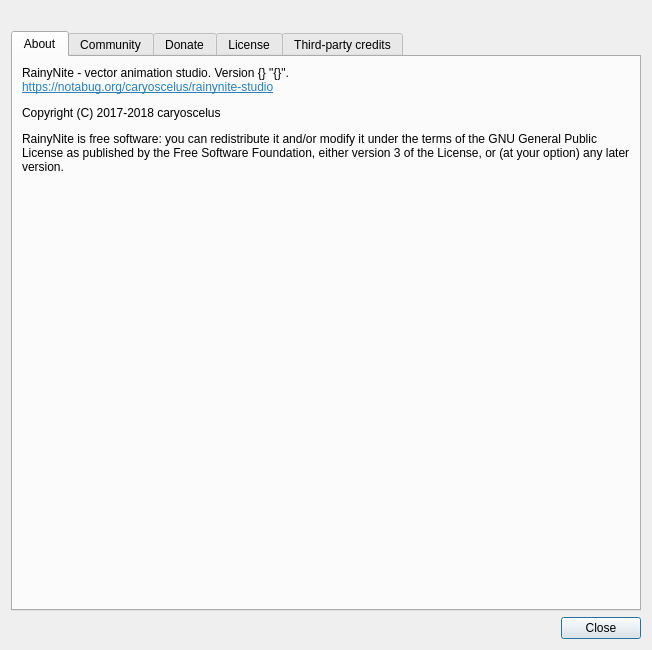
caryoscelus/rainynite-studio, file studio/main/about.ui: the form before one commit.
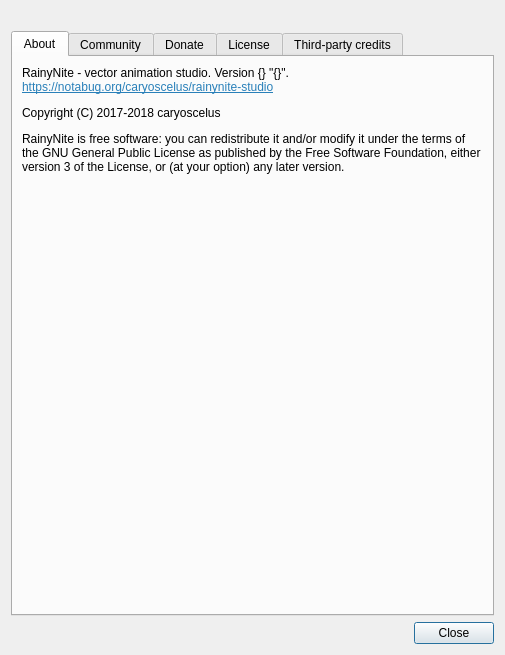
The form after the commit. Icons and pictures are not drawn.

The edit to the form file:
```diff
--- a/studio/main/about.ui
+++ b/studio/main/about.ui
@@ -6,8 +6,8 @@
    <rect>
     <x>0</x>
     <y>0</y>
-    <width>652</width>
-    <height>650</height>
+    <width>505</width>
+    <height>655</height>
    </rect>
   </property>
   <property name="windowTitle">
```
Left out of the diff: 2 changed lines with no effect on the pictures.
